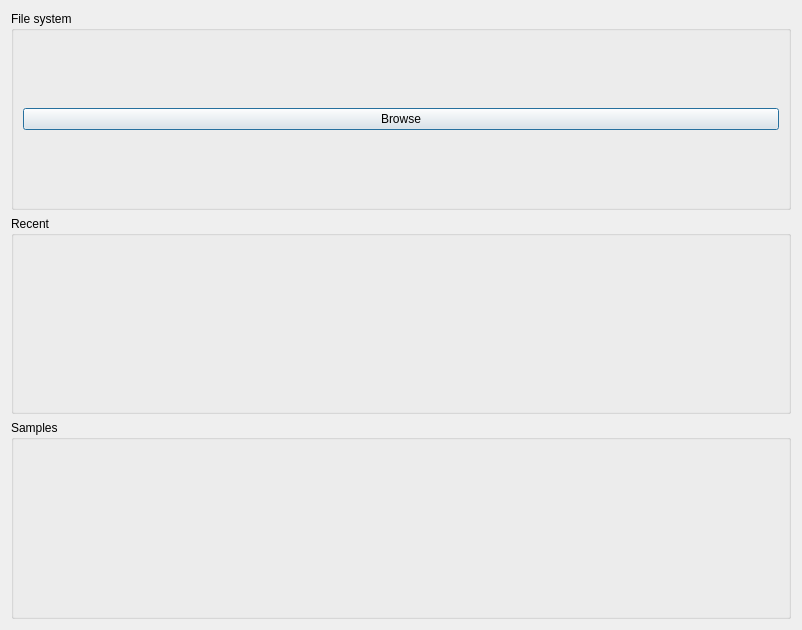
Qt form groot/frontends/gui/forms/designer/frm_samples_designer.ui (JMcInerneyLab/groot) before a commit.
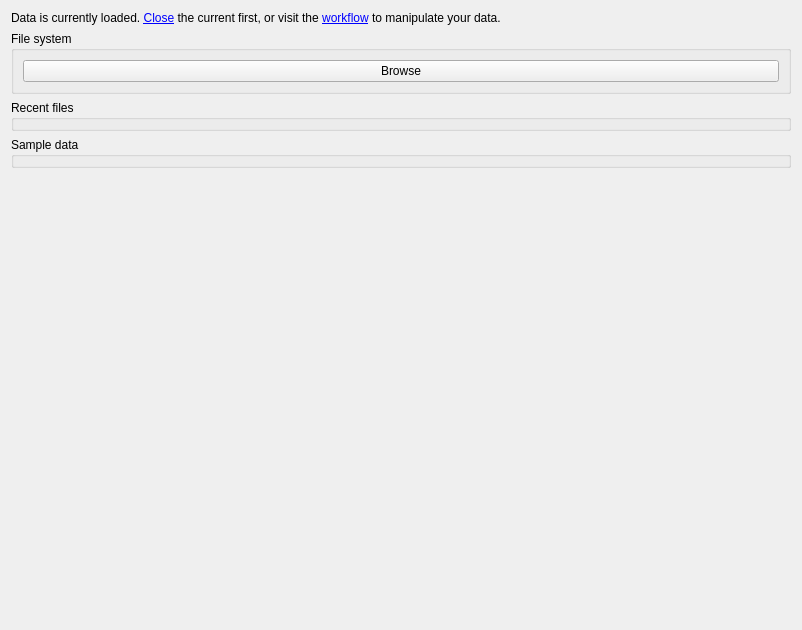
The same form after that commit.

What changed in the file:
```diff
--- a/groot/frontends/gui/forms/designer/frm_samples_designer.ui
+++ b/groot/frontends/gui/forms/designer/frm_samples_designer.ui
@@ -10,12 +10,40 @@
     <height>630</height>
    </rect>
   </property>
+  <property name="sizePolicy">
+   <sizepolicy hsizetype="Preferred" vsizetype="Fixed">
+    <horstretch>0</horstretch>
+    <verstretch>0</verstretch>
+   </sizepolicy>
+  </property>
   <property name="windowTitle">
    <string>Dialog</string>
   </property>
   <layout class="QVBoxLayout" name="verticalLayout">
+   <item>
+    <widget class="QLabel" name="LBL_HAS_DATA_WARNING">
+     <property name="sizePolicy">
+      <sizepolicy hsizetype="Fixed" vsizetype="Fixed">
+       <horstretch>0</horstretch>
+       <verstretch>0</verstretch>
+      </sizepolicy>
+     </property>
+     <property name="text">
+      <string>&lt;html&gt;&lt;head/&gt;&lt;body&gt;&lt;p&gt;Data is currently loaded. &lt;a href=&quot;FrmWorkflow&quot;&gt;&lt;span style=&quot; text-decoration: underline; color:#0000ff;&quot;&gt;Close&lt;/span&gt;&lt;/a&gt; the current first, or visit the &lt;a href=&quot;workflow&quot;&gt;&lt;span style=&quot; text-decoration: underline; color:#0000ff;&quot;&gt;workflow&lt;/span&gt;&lt;/a&gt; to manipulate your data.&lt;/p&gt;&lt;/body&gt;&lt;/html&gt;</string>
+     </property>
+     <property name="style" stdset="0">
+      <string>warning</string>
+     </property>
+    </widget>
+   </item>
    <item>
     <widget class="QGroupBox" name="FRA_RECENT_2">
+     <property name="sizePolicy">
+      <sizepolicy hsizetype="Preferred" vsizetype="Fixed">
+       <horstretch>0</horstretch>
+       <verstretch>0</verstretch>
+      </sizepolicy>
+     </property>
      <property name="title">
       <string>File system</string>
      </property>
@@ -25,6 +53,9 @@
         <property name="text">
          <string>Browse</string>
         </property>
+        <property name="autoDefault">
+         <bool>false</bool>
+        </property>
        </widget>
       </item>
      </layout>
@@ -33,17 +64,30 @@
    <item>
     <widget class="QGroupBox" name="FRA_RECENT">
      <property name="title">
-      <string>Recent</string>
+      <string>Recent files</string>
      </property>
     </widget>
    </item>
    <item>
     <widget class="QGroupBox" name="FRA_SAMPLES">
      <property name="title">
-      <string>Samples</string>
+      <string>Sample data</string>
      </property>
     </widget>
    </item>
+   <item>
+    <spacer name="verticalSpacer">
+     <property name="orientation">
+      <enum>Qt::Vertical</enum>
+     </property>
+     <property name="sizeHint" stdset="0">
+      <size>
+       <width>20</width>
+       <height>40</height>
+      </size>
+     </property>
+    </spacer>
+   </item>
   </layout>
  </widget>
  <resources/>
```
